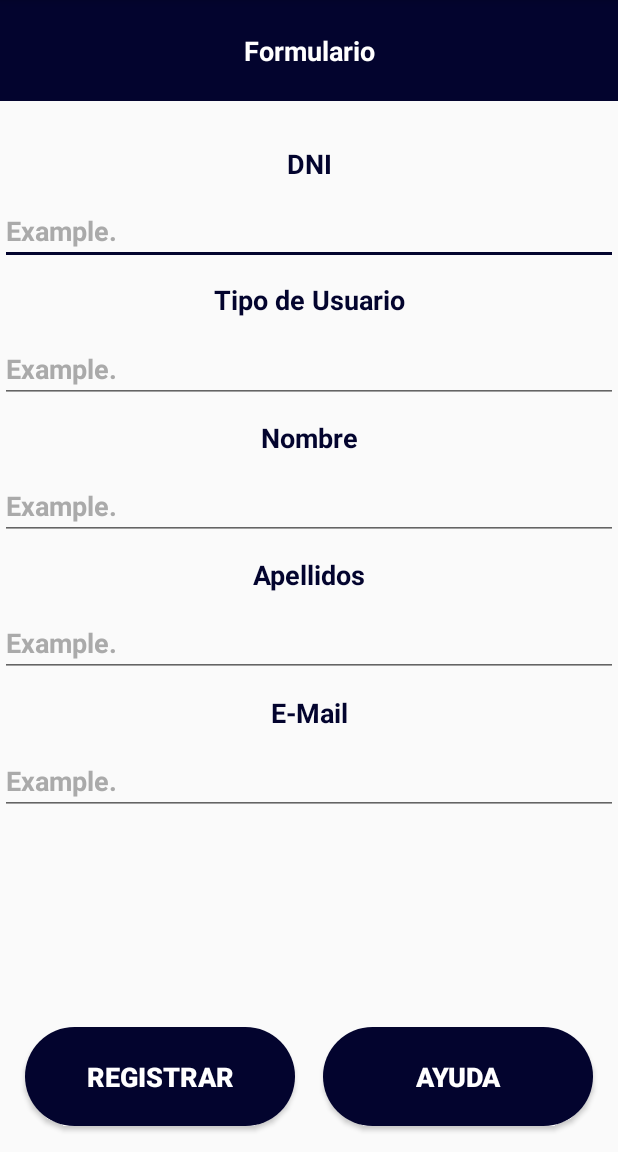
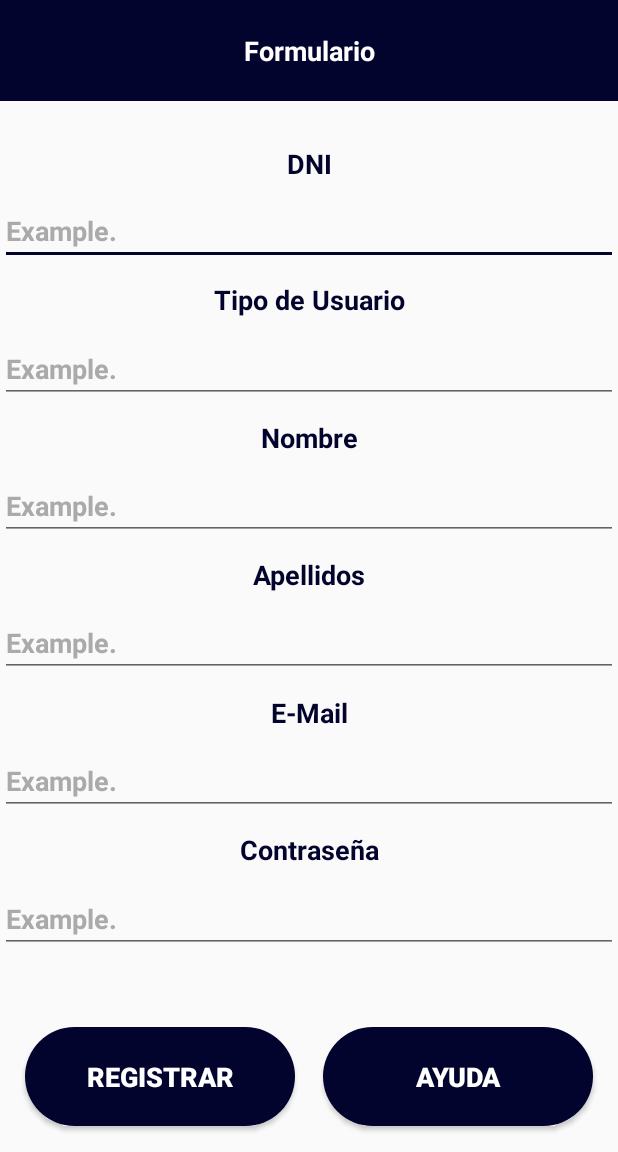
Before and after one commit to joorge97/Nihilist1_0, an Android app: the Registrar screen opened directly, with no data from a screen before it, on a phone screen of 412 x 824 dp, the part 84-1236 px from its top. Run offline under Robolectric (Android 15) with nearby library versions, the phone set to English and light mode, and no system bars; our stand-ins replace Volley; network calls fail.

Commit message:
YA FUNCIONAAAAAAAAAAAAA EL REGISTRAR USUARIOS

```diff
--- a/app/src/main/res/layout/activity_registrar.xml
+++ b/app/src/main/res/layout/activity_registrar.xml
@@ -186,6 +186,39 @@
         app:layout_constraintTop_toTopOf="parent"
         app:layout_constraintVertical_bias="0.625" />
 
+    <TextView
+        android:id="@+id/textView2"
+        android:layout_width="match_parent"
+        android:layout_height="42dp"
+        android:gravity="center"
+        android:text="Contraseña"
+        android:textColor="@color/colorAccent"
+        android:textSize="18sp"
+        android:textStyle="bold"
+        app:layout_constraintBottom_toBottomOf="parent"
+        app:layout_constraintEnd_toEndOf="parent"
+        app:layout_constraintHorizontal_bias="0.0"
+        app:layout_constraintStart_toStartOf="parent"
+        app:layout_constraintTop_toTopOf="parent"
+        app:layout_constraintVertical_bias="0.751" />
+
+    <EditText
+        android:id="@+id/getPass"
+        android:layout_width="match_parent"
+        android:layout_height="wrap_content"
+        android:ems="10"
+        android:inputType="textPersonName"
+        android:text="Example."
+        android:textColor="@android:color/darker_gray"
+        android:textSize="18sp"
+        android:textStyle="bold"
+        app:layout_constraintBottom_toBottomOf="parent"
+        app:layout_constraintEnd_toEndOf="parent"
+        app:layout_constraintHorizontal_bias="0.0"
+        app:layout_constraintStart_toStartOf="parent"
+        app:layout_constraintTop_toTopOf="parent"
+        app:layout_constraintVertical_bias="0.816" />
+
     <EditText
         android:id="@+id/getEmail"
         android:layout_width="match_parent"
```
Also changed, not shown: app/src/main/java/com/example/nihilist/Registrar.java (+75 -15 lines).
